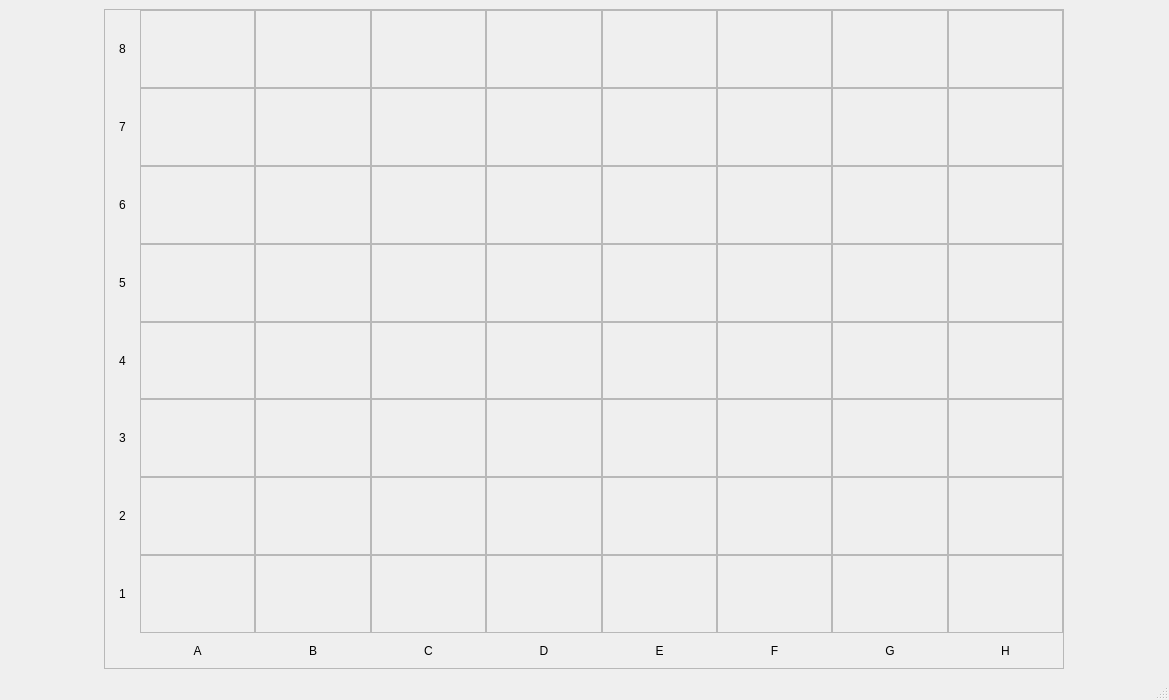
Above: mainwindow.ui from B3R63R/ChessApp before the change. Below: the same form after it.
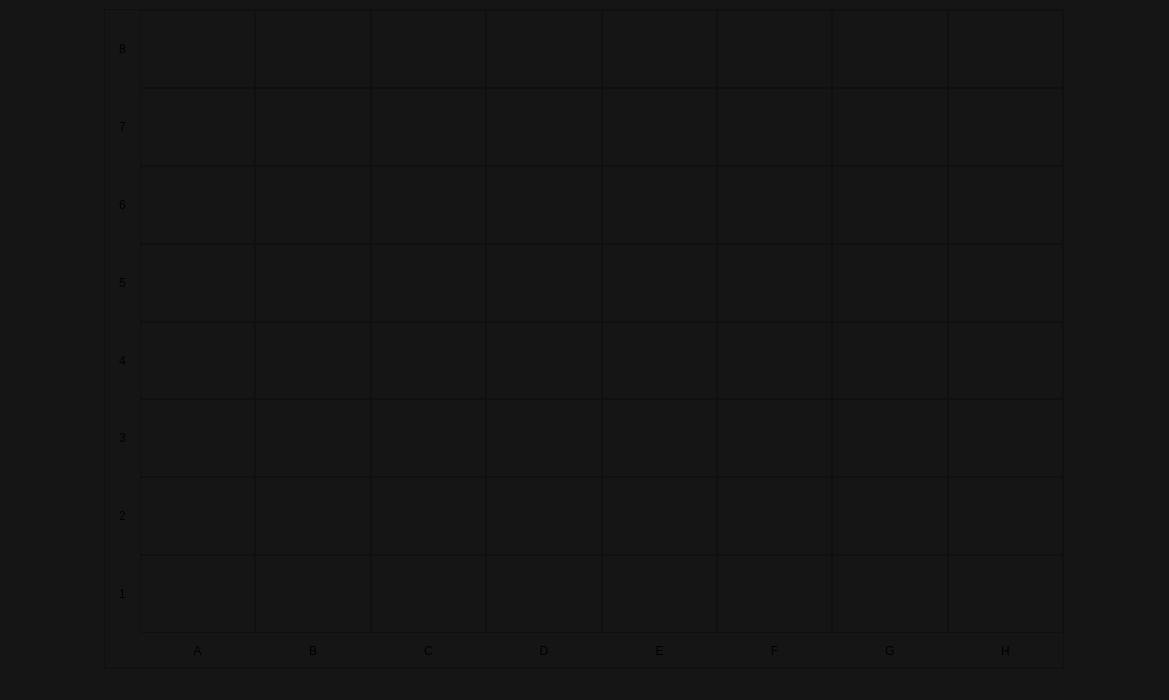
That is the form after the change.

```diff
--- a/mainwindow.ui
+++ b/mainwindow.ui
@@ -14,7 +14,8 @@
    <string>MainWindow</string>
   </property>
   <property name="styleSheet">
-   <string/>
+   <string notr="true">background-color:  #151515;
+</string>
   </property>
   <widget class="QWidget" name="centralwidget">
    <layout class="QGridLayout" name="gridLayout_2">
@@ -1431,6 +1432,9 @@
              <height>35</height>
             </size>
            </property>
+           <property name="styleSheet">
+            <string notr="true"/>
+           </property>
           </widget>
          </item>
          <item row="7" column="6">
```
